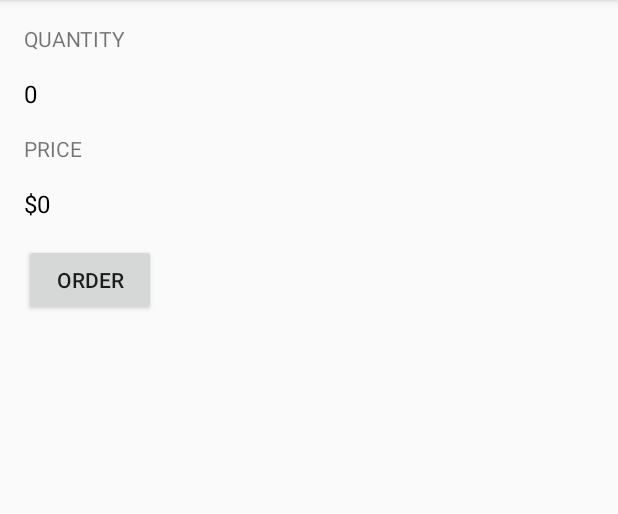
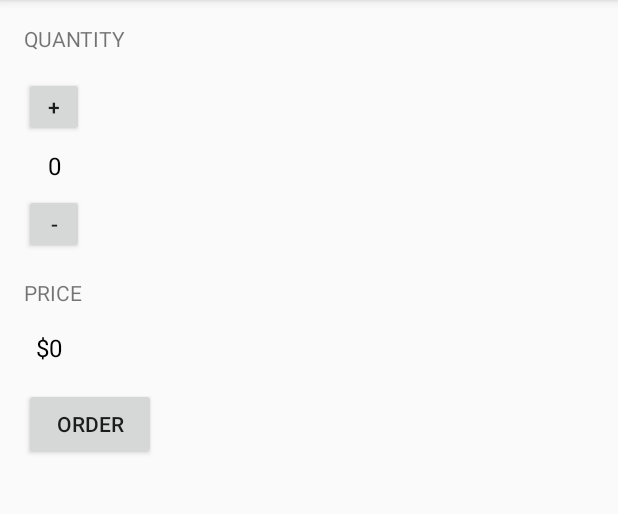
Before and after one commit to georstab/JustJava, an Android app: the screen it shows after launch (MainActivity), on a phone screen of 412 x 824 dp, the part 84-598 px from its top. Run offline under Robolectric (Android 15) with nearby library versions, the phone set to English and light mode, and no system bars.

Commit message:
Added functionable INCR and DECR buttons that update quantity. Price is calculated on INCR or DECR (instead of being calculated on Order button ) and is updated the same time. Method of Button Order now does nothing.

```diff
--- a/app/src/main/java/com/example/android/justjava/MainActivity.java
+++ b/app/src/main/java/com/example/android/justjava/MainActivity.java
@@ -7,6 +7,8 @@ import android.widget.TextView;
 import java.text.NumberFormat;
 
 public class MainActivity extends AppCompatActivity {
+
+    int numberOfCoffes=0;
 
     @Override
     protected void onCreate(Bundle savedInstanceState) {
@@ -18,7 +20,24 @@ public class MainActivity extends AppCompatActivity {
      * This method is called when the order button is clicked.
      */
     public void submitOrder(View view) {
-        int numberOfCoffes=4;
+
+
+    }
+
+    /**
+     * This is the INCR_BUT
+     */
+    public void incr_but(View view){
+        numberOfCoffes=numberOfCoffes+1;
+        display(numberOfCoffes);
+        displayPrice(numberOfCoffes*5);
+    }
+
+    /**
+     * This is the DECR_BUT
+     */
+    public void decr_but(View view){
+        numberOfCoffes=numberOfCoffes-1;
         display(numberOfCoffes);
         displayPrice(numberOfCoffes*5);
     }
@@ -30,6 +49,7 @@ public class MainActivity extends AppCompatActivity {
         TextView quantityTextView = (TextView) findViewById(R.id.quantity_text_view);
         quantityTextView.setText("" + number);
     }
+
     /**
      * This method displays the given price on the screen.
      */
@@ -38,4 +58,8 @@ public class MainActivity extends AppCompatActivity {
         priceTextView.setText(NumberFormat.getCurrencyInstance().format(number));
     }
 
+
+
+
+
 }
--- a/app/src/main/res/layout/activity_main.xml
+++ b/app/src/main/res/layout/activity_main.xml
@@ -15,16 +15,36 @@ tools:context=".MainActivity">
 
     android:text="QUANTITY"/>
 
+    <Button
+        android:id="@+id/incr_button"
+        android:layout_width="40dp"
+        android:layout_height="40dp"
+        android:layout_marginLeft="16dp"
+        android:layout_marginTop="16dp"
+
+        android:onClick="incr_but"
+        android:text="@string/but_text_incr"/>
+
 <TextView
     android:id="@+id/quantity_text_view"
     android:layout_width="wrap_content"
     android:layout_height="wrap_content"
-    android:layout_marginLeft="16dp"
-    android:layout_marginTop="16dp"
+    android:layout_marginLeft="32dp"
+    android:layout_marginTop="8dp"
 
     android:text="0"
     android:textColor="@android:color/black"
     android:textSize="16sp"/>
+
+    <Button
+        android:id="@+id/decr_button"
+        android:layout_width="40dp"
+        android:layout_height="40dp"
+        android:layout_marginLeft="16dp"
+        android:layout_marginTop="8dp"
+
+        android:onClick="decr_but"
+        android:text="@string/but_text_decr"/>
 
     <TextView
         android:layout_width="wrap_content"
@@ -39,7 +59,7 @@ tools:context=".MainActivity">
         android:id="@+id/price_text_view"
         android:layout_width="wrap_content"
         android:layout_height="wrap_content"
-        android:layout_marginLeft="16dp"
+        android:layout_marginLeft="24dp"
         android:layout_marginTop="16dp"
 
         android:text="$0"
@@ -54,6 +74,10 @@ tools:context=".MainActivity">
         android:layout_marginTop="16dp"
 
         android:onClick="submitOrder"
-        android:text="@string/but_text"/>
+        android:text="@string/but_text_order"/>
+
+
+
+
 
 </LinearLayout>
--- a/app/src/main/res/values/strings.xml
+++ b/app/src/main/res/values/strings.xml
@@ -1,4 +1,7 @@
 <resources>
     <string name="app_name">Just Java</string>
-    <string name="but_text">Order</string>
+    <string name="but_text_order">Order</string>
+    <string name="but_text_incr">+</string>
+    <string name="but_text_decr">-</string>
+
 </resources>
```
